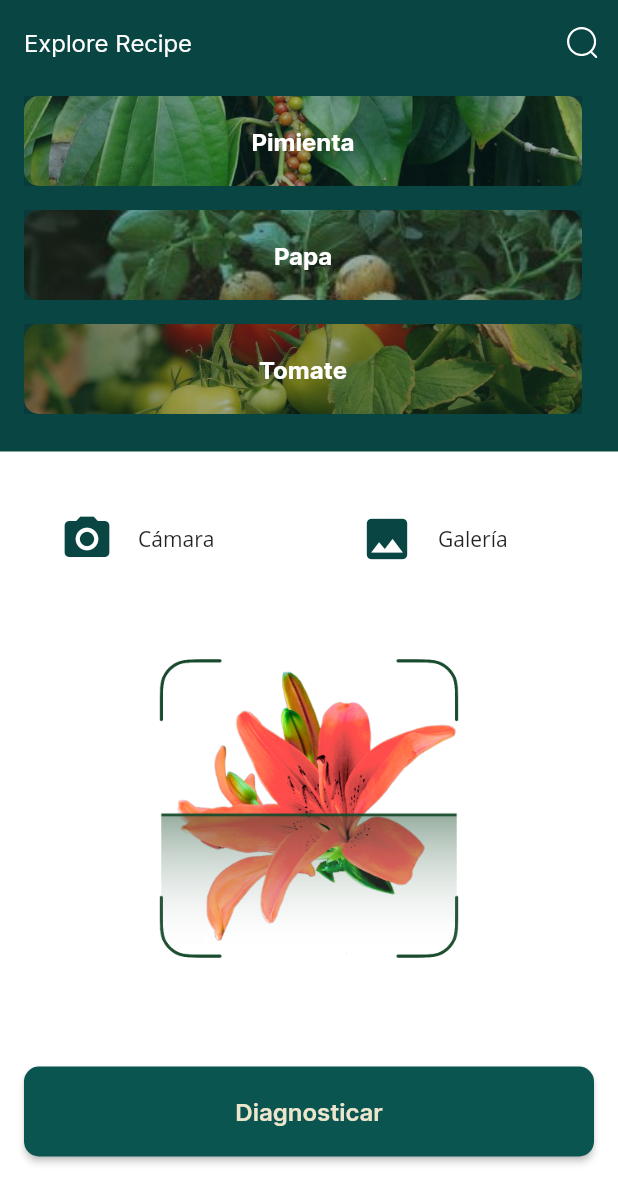
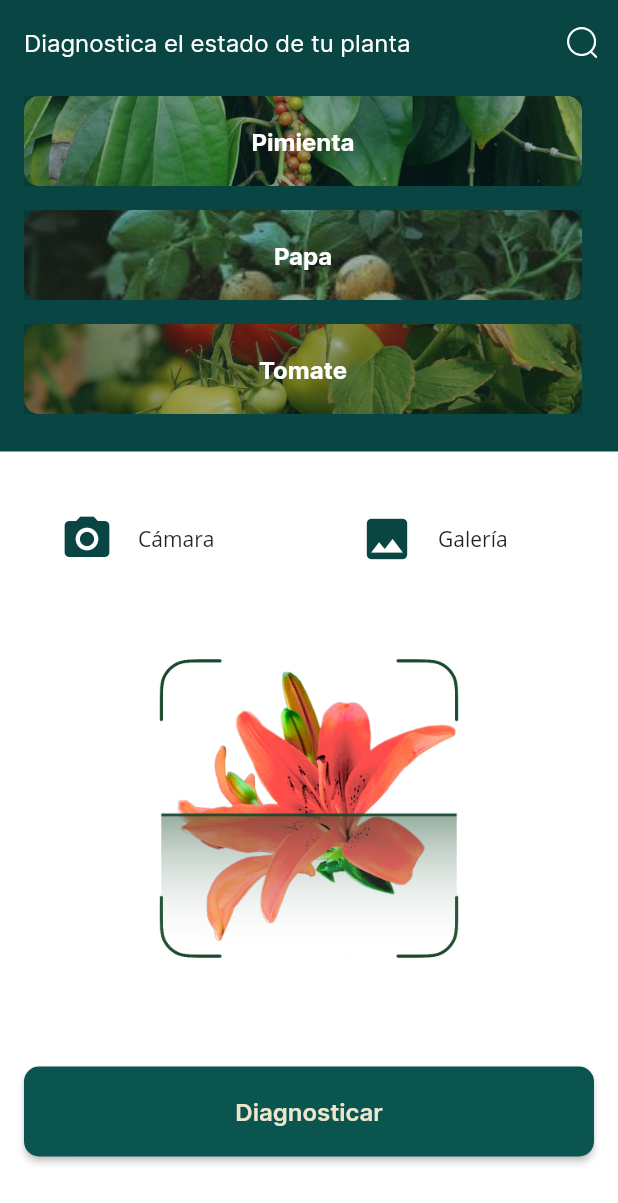
Before and after one commit to KoriAntunez/App_Mobile_MyPlantsSafety, a Flutter app: the ExplorePage screen opened directly, on a phone screen of 412 x 824 dp. Shown: the top 1203 px of the screen. Run offline on Flutter 3.47's test engine with Material 2 defaults, Android fonts, the phone set to English and light mode, and no system bars; our stand-ins replace camera, flutter_svg, image_picker; missing offline and left inert: torch_compat.

Commit message:
Update explore_page.dart

```diff
--- a/lib/views/screens/explore_page.dart
+++ b/lib/views/screens/explore_page.dart
@@ -65,7 +65,7 @@ class _ExplorePageState extends State<ExplorePage> {
         brightness: Brightness.dark,
         elevation: 0,
         centerTitle: false,
-        title: Text('Explore Recipe',
+        title: Text('Diagnostica el estado de tu planta',
             style: TextStyle(
                 fontFamily: 'inter',
                 fontWeight: FontWeight.w400,
```
